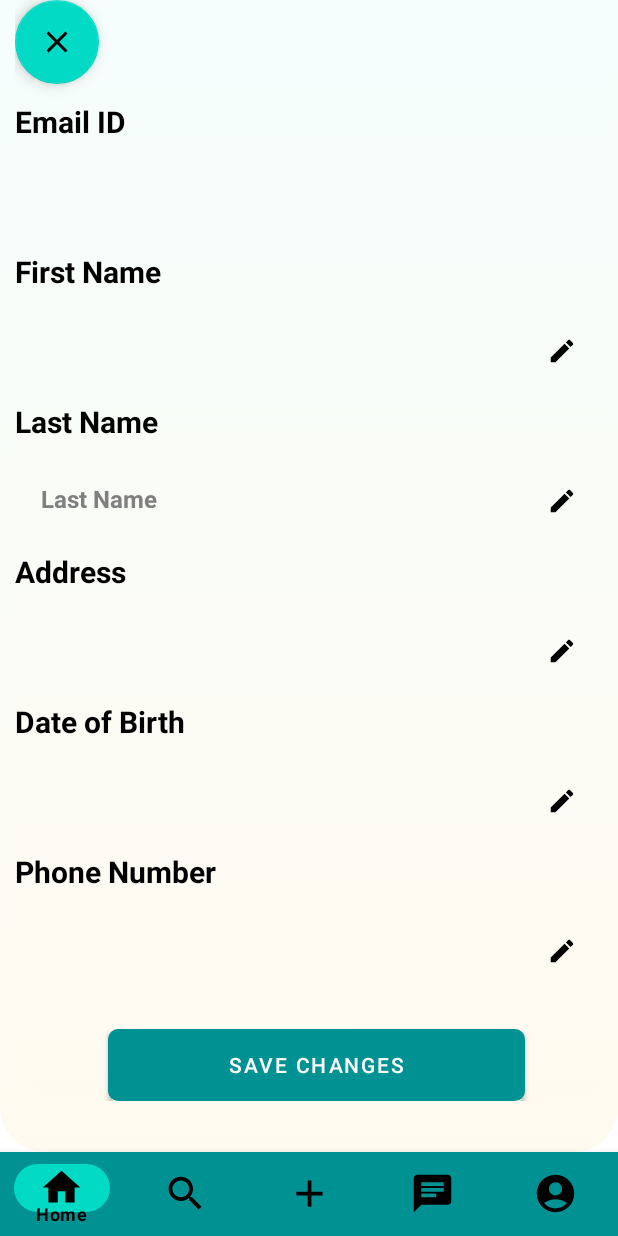
After one commit to Disna11/tshare-Dissertation-, an Android app: the fragment editProfileFragment placed in its activity, on a phone screen of 412 x 824 dp. The commit adds this screen. Run offline under Robolectric (Android 15) with nearby library versions, the phone set to English and light mode, and no system bars; our stand-ins replace Firebase (no records; nobody signed in at launch, a user with empty details on screens opened directly).

Commit message:
added the features for editing personal features.

```diff
--- a/app/src/main/java/com/example/tshare/ProfileFragment.kt
+++ b/app/src/main/java/com/example/tshare/ProfileFragment.kt
@@ -88,6 +88,9 @@ class ProfileFragment : Fragment() {
                         // Retrieve the username for the current user
                         val username = dataSnapshot.child("username").getValue(String::class.java)
                         profileNameTextView.setText(username)
+                        if (username != null) {
+                            preferenceHelper?.saveString("firstname", username)
+                        }
 
                     }else{
                         Log.e("FirebaseData", "Data does not exist for the current user")
@@ -109,10 +112,12 @@ class ProfileFragment : Fragment() {
             startActivityForResult(photoIntent, 1)
         }
 
-        editprofiletxt?.setOnClickListener {
-            val myIntent= Intent(requireActivity(),editPersonalDetailsActivity::class.java)
-            startActivity(myIntent)
-            requireActivity().finish()
+      editprofiletxt?.setOnClickListener {
+          val editProfileFragment = editProfileFragment()
+          val transaction = requireActivity().supportFragmentManager.beginTransaction()
+          transaction.replace(R.id.fragment_container, editProfileFragment)
+          transaction.addToBackStack(null)  // Optional: Add to back stack
+          transaction.commit()
         }
 
 
--- a/app/src/main/java/com/example/tshare/editPersonalDetailsActivity.kt
+++ /dev/null
@@ -1,19 +0,0 @@
-package com.example.tshare
-
-import androidx.appcompat.app.AppCompatActivity
-import android.os.Bundle
-import com.google.android.material.floatingactionbutton.FloatingActionButton
-
-class editPersonalDetailsActivity : AppCompatActivity() {
-    private lateinit var close: FloatingActionButton
-    override fun onCreate(savedInstanceState: Bundle?) {
-        super.onCreate(savedInstanceState)
-        setContentView(R.layout.activity_edit_personal_details)
-        close= findViewById(R.id.close)
-        close?.setOnClickListener {
-            finish()
-        }
-
-
-    }
-}
--- /dev/null
+++ b/app/src/main/java/com/example/tshare/editProfileFragment.kt
@@ -0,0 +1,47 @@
+package com.example.tshare
+
+import android.os.Bundle
+import androidx.fragment.app.Fragment
+import android.view.LayoutInflater
+import android.view.View
+import android.view.ViewGroup
+import android.widget.TextView
+import com.google.android.material.floatingactionbutton.FloatingActionButton
+
+
+class editProfileFragment : Fragment() {
+    private lateinit var editMail: TextView
+    private lateinit var firstName: TextView
+     var vemail:String?=null
+    var vfirstName:String?=null
+    val defaultValue = ""
+    var preferenceHelper: preferenceHelper? =null
+
+
+    override fun onCreateView(
+        inflater: LayoutInflater, container: ViewGroup?,
+        savedInstanceState: Bundle?
+    ): View? {
+        // Inflate the layout for this fragment
+        val view = inflater.inflate(R.layout.fragment_edit_profile, container, false)
+        val closeButton = view.findViewById<FloatingActionButton>(R.id.close_button)
+        editMail=view.findViewById(R.id.editEmail)
+        firstName=view.findViewById(R.id.editfirstName)
+        preferenceHelper = preferenceHelper(requireContext())
+        vemail= preferenceHelper!!.getString("logedin_email", defaultValue)
+        vfirstName= preferenceHelper!!.getString("firstname", defaultValue)
+
+
+        closeButton?.setOnClickListener {
+            // Navigate back to the previous fragment
+            requireActivity().supportFragmentManager.popBackStack()
+        }
+        editMail.setText(vemail)
+        firstName.setText(vfirstName)
+
+
+        return view
+    }
+
+
+}
--- /dev/null
+++ b/app/src/main/res/drawable/button_background.xml
@@ -0,0 +1,8 @@
+<?xml version="1.0" encoding="utf-8"?>
+<shape xmlns:android="http://schemas.android.com/apk/res/android">
+    <solid android:color="@color/textColour" /> <!-- Background color of the button -->
+    <corners android:radius="4dp" /> <!-- Optional: rounded corners -->
+    <stroke
+        android:width="5dp"
+    android:color="@color/black" /> <!-- Border color -->
+</shape>
--- /dev/null
+++ b/app/src/main/res/drawable/fragment_background.xml
@@ -0,0 +1,9 @@
+<?xml version="1.0" encoding="utf-8"?>
+<selector xmlns:android="http://schemas.android.com/apk/res/android">
+    <item>
+        <shape android:shape="rectangle">
+            <gradient android:startColor="#F5FEFD" android:endColor="#FFFAF0" android:angle="270"/>
+            <corners android:bottomRightRadius="30dp" android:bottomLeftRadius="30dp" />
+        </shape>
+    </item>
+</selector>
--- /dev/null
+++ b/app/src/main/res/drawable/icon_edit.xml
@@ -0,0 +1,5 @@
+<vector android:height="24dp" android:tint="#000000"
+    android:viewportHeight="24" android:viewportWidth="24"
+    android:width="24dp" xmlns:android="http://schemas.android.com/apk/res/android">
+    <path android:fillColor="@android:color/white" android:pathData="M3,17.25V21h3.75L17.81,9.94l-3.75,-3.75L3,17.25zM20.71,7.04c0.39,-0.39 0.39,-1.02 0,-1.41l-2.34,-2.34c-0.39,-0.39 -1.02,-0.39 -1.41,0l-1.83,1.83 3.75,3.75 1.83,-1.83z"/>
+</vector>
--- a/app/src/main/res/layout/activity_edit_personal_details.xml
+++ /dev/null
@@ -1,17 +0,0 @@
-<?xml version="1.0" encoding="utf-8"?>
-<RelativeLayout xmlns:android="http://schemas.android.com/apk/res/android"
-    xmlns:app="http://schemas.android.com/apk/res-auto"
-    xmlns:tools="http://schemas.android.com/tools"
-    android:layout_width="match_parent"
-    android:layout_height="match_parent"
-    tools:context=".editPersonalDetailsActivity">
-
-    <com.google.android.material.floatingactionbutton.FloatingActionButton
-         android:layout_height="wrap_content"
-        android:layout_width="wrap_content"
-        android:src="@drawable/icon_close"
-        android:id="@+id/close"/>
-
-
-
-</RelativeLayout>
--- /dev/null
+++ b/app/src/main/res/layout/fragment_edit_profile.xml
@@ -0,0 +1,334 @@
+<?xml version="1.0" encoding="utf-8"?>
+<androidx.constraintlayout.widget.ConstraintLayout
+    xmlns:android="http://schemas.android.com/apk/res/android"
+    xmlns:app="http://schemas.android.com/apk/res-auto"
+    xmlns:tools="http://schemas.android.com/tools"
+    android:layout_width="match_parent"
+    android:layout_height="match_parent"
+    tools:context=".editProfileFragment"
+    android:background="@drawable/fragment_background">
+
+        <LinearLayout
+            android:layout_width="match_parent"
+            android:layout_height="match_parent"
+            android:orientation="vertical"
+            android:background="@drawable/fragment_background"
+            android:layout_marginLeft="10dp">
+            <ScrollView
+                android:layout_width="match_parent"
+                android:layout_height="match_parent">
+
+            <androidx.constraintlayout.widget.ConstraintLayout
+                android:layout_width="match_parent"
+                android:layout_height="match_parent"
+                android:background="@drawable/cardview">
+
+                <com.google.android.material.floatingactionbutton.FloatingActionButton
+                    android:id="@+id/close_button"
+                    android:layout_width="wrap_content"
+                    android:layout_height="60dp"
+                    android:clickable="true"
+                    android:contentDescription="TODO"
+                    android:focusable="true"
+                    android:src="@drawable/icon_close"
+                    android:tint="@color/white"
+                    tools:ignore="MissingConstraints"
+                    tools:layout_editor_absoluteX="7dp"
+                    tools:layout_editor_absoluteY="25dp" />
+
+                <TextView
+                    android:layout_width="match_parent"
+                    android:layout_height="50dp"
+                    tools:layout_editor_absoluteX="0dp"
+                    tools:layout_editor_absoluteY="102dp"
+                    android:id="@+id/emailTXT"
+                    android:text="Email ID"
+                    android:gravity="center_vertical"
+                    android:textSize="20dp"
+                    android:textStyle="bold"
+                    android:textColor="@color/black"
+                    tools:ignore="MissingConstraints"
+                    app:layout_constraintTop_toBottomOf="@+id/close_button"/>
+
+                <TextView
+                    android:id="@+id/editEmail"
+                    android:layout_width="match_parent"
+                    android:layout_height="50dp"
+                    tools:ignore="MissingConstraints"
+                    android:inputType="textEmailAddress"
+                    android:paddingLeft="17dp"
+                    android:paddingRight="15dp"
+                    android:textSize="20sp"
+                    android:textStyle="bold"
+                    android:textColor="#0892D0"
+                    android:gravity="center_vertical"
+                    app:layout_constraintTop_toBottomOf="@+id/emailTXT" />
+
+                <TextView
+                    android:layout_width="match_parent"
+                    android:layout_height="50dp"
+                    tools:layout_editor_absoluteX="0dp"
+                    tools:layout_editor_absoluteY="102dp"
+                    android:id="@+id/fistnameTXT"
+                    android:text="First Name"
+                    android:gravity="center_vertical"
+                    android:textSize="20dp"
+                    android:textStyle="bold"
+                    android:textColor="@color/black"
+                    tools:ignore="MissingConstraints"
+                    app:layout_constraintTop_toBottomOf="@+id/editEmail"/>
+                <RelativeLayout
+                    android:layout_width="wrap_content"
+                    android:layout_height="50dp"
+                    android:layout_marginLeft="62dp"
+                    android:id="@+id/firstNameLayout"
+                    android:layout_marginRight="62dp"
+                    app:layout_constraintTop_toBottomOf="@+id/fistnameTXT"
+                    tools:ignore="MissingConstraints">
+
+
+                    <TextView
+                        android:layout_width="match_parent"
+                        android:layout_height="wrap_content"
+                        android:id="@+id/editfirstName"
+                        android:background="@android:color/transparent"
+                        android:textColor="@color/textColour"
+                        android:textStyle="bold"
+                        android:inputType="text"
+                        android:maxLines="1"
+                        android:paddingLeft="17dp"
+                        android:paddingRight="15dp"
+                        android:paddingBottom="17dp"
+                        android:paddingTop="15dp"
+                        android:textSize="16sp"
+                        android:textColorHint="#808080"/>
+
+                    <ImageView
+                        android:id="@+id/editfirstname_Button"
+                        android:layout_width="20dp"
+                        android:layout_height="20dp"
+                        android:layout_marginLeft="-47dp"
+                        android:layout_marginTop="18dp"
+                        android:layout_toRightOf="@+id/editfirstName"
+                        android:src="@drawable/icon_edit" />
+
+                </RelativeLayout>
+                <TextView
+                    android:layout_width="match_parent"
+                    android:layout_height="50dp"
+                    tools:layout_editor_absoluteX="0dp"
+                    tools:layout_editor_absoluteY="102dp"
+                    android:id="@+id/lastnameTXT"
+                    android:text="Last Name"
+                    android:gravity="center_vertical"
+                    android:textSize="20dp"
+                    android:textStyle="bold"
+                    android:textColor="@color/black"
+                    tools:ignore="MissingConstraints"
+                    app:layout_constraintTop_toBottomOf="@+id/firstNameLayout"/>
+                <RelativeLayout
+                    android:layout_width="wrap_content"
+                    android:layout_height="50dp"
+                    android:layout_marginLeft="62dp"
+                    android:layout_marginRight="62dp"
+                    android:id="@+id/lastnameLayout"
+                    app:layout_constraintTop_toBottomOf="@+id/lastnameTXT"
+                    tools:ignore="MissingConstraints">
+
+
+                    <TextView
+                        android:id="@+id/editlastName"
+                        android:layout_width="match_parent"
+                        android:layout_height="wrap_content"
+                        android:background="@android:color/transparent"
+                        android:inputType="text"
+                        android:hint="Last Name"
+                        android:maxLines="1"
+                        android:paddingLeft="17dp"
+                        android:paddingRight="15dp"
+                        android:paddingBottom="17dp"
+                        android:textStyle="bold"
+                        android:paddingTop="15dp"
+                        android:textColor="@color/textColour"
+                        android:textSize="16sp"
+                        android:textColorHint="#808080"/>
+
+                    <ImageView
+                        android:id="@+id/editlastname_button"
+                        android:layout_width="20dp"
+                        android:layout_height="20dp"
+                        android:layout_marginLeft="-47dp"
+                        android:layout_marginTop="18dp"
+                        android:layout_toRightOf="@+id/editlastName"
+                        android:src="@drawable/icon_edit" />
+
+                </RelativeLayout>
+                <TextView
+                    android:layout_width="match_parent"
+                    android:layout_height="50dp"
+                    tools:layout_editor_absoluteX="0dp"
+                    tools:layout_editor_absoluteY="102dp"
+                    android:id="@+id/AddressTXT"
+                    android:text="Address"
+                    android:gravity="center_vertical"
+                    android:textSize="20dp"
+                    android:textStyle="bold"
+                    android:textColor="@color/black"
+                    tools:ignore="MissingConstraints"
+                    app:layout_constraintTop_toBottomOf="@+id/lastnameLayout"/>
+                <RelativeLayout
+                    android:layout_width="wrap_content"
+                    android:layout_height="50dp"
+                    android:layout_marginLeft="62dp"
+                    android:layout_marginRight="62dp"
+                    android:id="@+id/addressLayout"
+                    app:layout_constraintTop_toBottomOf="@+id/AddressTXT"
+                    tools:ignore="MissingConstraints">
+
+
+                    <TextView
+                        android:id="@+id/editAddress"
+                        android:layout_width="match_parent"
+                        android:layout_height="wrap_content"
+                        android:background="@android:color/transparent"
+                        android:inputType="textMultiLine"
+                        android:paddingLeft="17dp"
+                        android:paddingTop="15dp"
+                        android:paddingRight="15dp"
+                        android:paddingBottom="17dp"
+                        android:textColor="@color/textColour"
+                        android:textSize="16sp"
+                        android:textStyle="bold"
+                        android:textColorHint="#808080"/>
+
+                    <ImageView
+                        android:id="@+id/editaddress_button"
+                        android:layout_width="20dp"
+                        android:layout_height="20dp"
+                        android:layout_marginLeft="-47dp"
+                        android:layout_marginTop="18dp"
+                        android:layout_toRightOf="@+id/editAddress"
+                        android:src="@drawable/icon_edit" />
+
+                </RelativeLayout>
+                <TextView
+                    android:layout_width="match_parent"
+                    android:layout_height="50dp"
+                    tools:layout_editor_absoluteX="0dp"
+                    tools:layout_editor_absoluteY="102dp"
+                    android:id="@+id/dobTXT"
+                    android:text="Date of Birth"
+                    android:gravity="center_vertical"
+                    android:textSize="20dp"
+                    android:textStyle="bold"
+                    android:textColor="@color/black"
+                    tools:ignore="MissingConstraints"
+                    app:layout_constraintTop_toBottomOf="@+id/addressLayout"/>
+                <RelativeLayout
+                    android:layout_width="wrap_content"
+                    android:layout_height="50dp"
+                    android:layout_marginLeft="62dp"
+                    android:layout_marginRight="62dp"
+                    android:id="@+id/dobLayout"
+                    app:layout_constraintTop_toBottomOf="@+id/dobTXT"
+                    tools:ignore="MissingConstraints">
+
+
+                    <TextView
+                        android:id="@+id/editDob"
+                        android:layout_width="match_parent"
+                        android:layout_height="wrap_content"
+                        android:background="@android:color/transparent"
+                        android:inputType="date"
+                        android:paddingLeft="17dp"
+                        android:paddingTop="15dp"
+                        android:paddingRight="15dp"
+                        android:paddingBottom="17dp"
+                        android:textColor="@color/textColour"
+                        android:textSize="16sp"
+                        android:textStyle="bold"
+                        android:textColorHint="#808080"/>
+
+                    <ImageView
+                        android:id="@+id/editdob_button"
+                        android:layout_width="20dp"
+                        android:layout_height="20dp"
+                        android:layout_marginLeft="-47dp"
+                        android:layout_marginTop="18dp"
+                        android:layout_toRightOf="@+id/editDob"
+                        android:src="@drawable/icon_edit" />
+
+                </RelativeLayout>
+                <TextView
+                    android:layout_width="match_parent"
+                    android:layout_height="50dp"
+                    tools:layout_editor_absoluteX="0dp"
+                    tools:layout_editor_absoluteY="102dp"
+                    android:id="@+id/phoneTXT"
+                    android:text="Phone Number"
+                    android:gravity="center_vertical"
+                    android:textSize="20dp"
+                    android:textStyle="bold"
+                    android:textColor="@color/black"
+                    tools:ignore="MissingConstraints"
+                    app:layout_constraintTop_toBottomOf="@+id/dobLayout"/>
+                <RelativeLayout
+                    android:layout_width="wrap_content"
+                    android:layout_height="50dp"
+                    android:layout_marginLeft="62dp"
+                    android:layout_marginRight="62dp"
+                    android:id="@+id/phoneLayout"
+                    app:layout_constraintTop_toBottomOf="@+id/phoneTXT"
+                    tools:ignore="MissingConstraints">
+
+
+                    <TextView
+                        android:id="@+id/editphone"
+                        android:layout_width="match_parent"
+                        android:layout_height="wrap_content"
+                        android:background="@android:color/transparent"
+                        android:inputType="date"
+                        android:paddingLeft="17dp"
+                        android:paddingTop="15dp"
+                        android:paddingRight="15dp"
+                        android:paddingBottom="17dp"
+                        android:textColor="@color/textColour"
+                        android:textSize="16sp"
+                        android:textStyle="bold"
+                        android:textColorHint="#808080"/>
+
+                    <ImageView
+                        android:id="@+id/editphone_button"
+                        android:layout_width="20dp"
+                        android:layout_height="20dp"
+                        android:layout_marginLeft="-47dp"
+                        android:layout_marginTop="18dp"
+                        android:layout_toRightOf="@+id/editphone"
+                        android:src="@drawable/icon_edit" />
+
+                </RelativeLayout>
+                <Button
+                    android:layout_width="match_parent"
+                    android:layout_height="wrap_content"
+                    android:id="@+id/update_button"
+                    android:layout_marginLeft="62dp"
+                    android:layout_marginTop="30dp"
+                    android:layout_marginRight="62dp"
+                    android:layout_marginBottom="60dp"
+                    android:text="Save Changes"
+                    android:background="@drawable/button_background"
+                    app:layout_constraintTop_toBottomOf="@+id/phoneLayout"/>
+
+
+
+            </androidx.constraintlayout.widget.ConstraintLayout>
+            </ScrollView>
+
+
+        </LinearLayout>
+
+
+
+
+
+</androidx.constraintlayout.widget.ConstraintLayout>
--- a/app/src/main/res/layout/fragment_profile.xml
+++ b/app/src/main/res/layout/fragment_profile.xml
@@ -4,26 +4,34 @@
     xmlns:tools="http://schemas.android.com/tools"
     android:layout_width="match_parent"
     android:layout_height="match_parent"
+    android:id="@+id/fragment_container"
     android:background="#f5f5f5"
     tools:context=".ProfileFragment">
+
     <ScrollView
         android:layout_width="match_parent"
-        android:layout_height="wrap_content"
-        tools:ignore="MissingConstraints">
+
+        android:layout_height="match_parent">
+
 
         <LinearLayout
             android:layout_width="match_parent"
             android:layout_height="wrap_content"
             android:orientation="vertical">
 
+
+
+
             <androidx.constraintlayout.widget.ConstraintLayout
                 android:layout_width="match_parent"
-                android:layout_height="253dp"
+                android:layout_height="196dp"
                 android:background="@drawable/profile_top_background"
                 app:layout_constraintEnd_toEndOf="parent"
                 app:layout_constraintHorizontal_bias="0.0"
                 app:layout_constraintStart_toStartOf="parent"
-                app:layout_constraintTop_toTopOf="parent">
+                app:layout_constraintTop_toTopOf="parent"
+                >
+
 
                 <com.google.android.material.imageview.ShapeableImageView
                     android:id="@+id/profile_photo"
@@ -92,13 +100,25 @@
                     tools:ignore="MissingConstraints"
                     tools:layout_editor_absoluteX="-1dp" />
 
+
+
+            </androidx.constraintlayout.widget.ConstraintLayout>
+
+            <androidx.constraintlayout.widget.ConstraintLayout
+                android:layout_width="match_parent"
+                android:layout_height="54dp"
+                android:layout_gravity="center_vertical"
+                android:layout_marginTop="15dp"
+                android:background="@drawable/cardview">
+
                 <TextView
                     android:id="@+id/editprofile"
                     android:layout_width="wrap_content"
                     android:layout_height="wrap_content"
-                    android:layout_marginBottom="16dp"
+                    android:layout_marginTop="15dp"
+                    android:layout_marginBottom="8dp"
                     android:text="Edit Personal Details"
-                    android:textColor="@color/white"
+                    android:textColor="@color/black"
                     android:textSize="25sp"
                     android:textStyle="bold"
                     app:layout_constraintBottom_toBottomOf="parent"
@@ -106,12 +126,15 @@
                     app:layout_constraintHorizontal_bias="0.089"
                     app:layout_constraintStart_toStartOf="parent" />
 
+
+
             </androidx.constraintlayout.widget.ConstraintLayout>
 
 
         </LinearLayout>
-
     </ScrollView>
 
 
+
+
 </androidx.constraintlayout.widget.ConstraintLayout>
--- a/app/src/main/res/values/colors.xml
+++ b/app/src/main/res/values/colors.xml
@@ -7,4 +7,5 @@
     <color name="teal_700"> #009193</color>
     <color name="black">#FF000000</color>
     <color name="white">#FFFFFFFF</color>
+    <color name="textColour">#0892D0</color>
 </resources>
```
